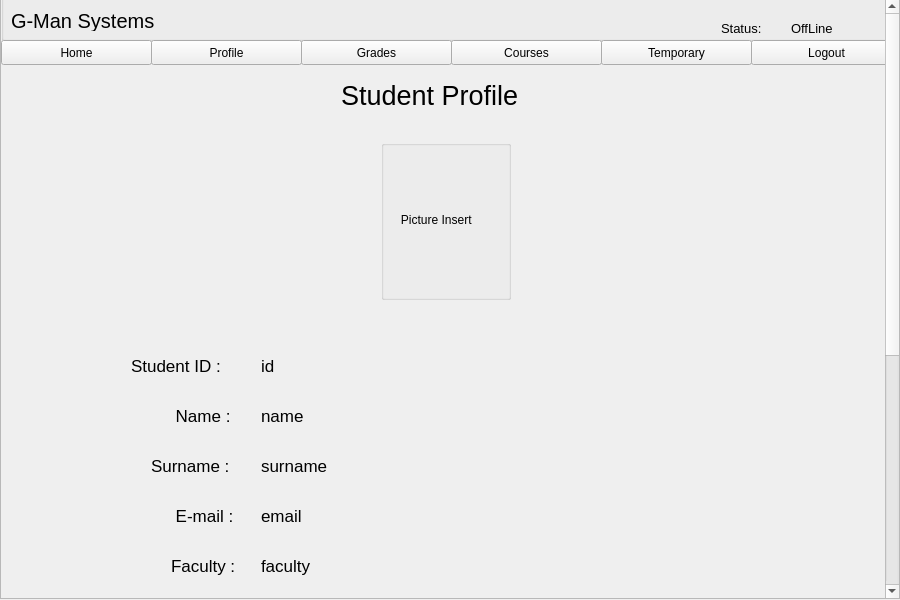
Before: the Qt Designer form resources/UI/profile.ui in Poom1997/gman, drawn with Qt 5.
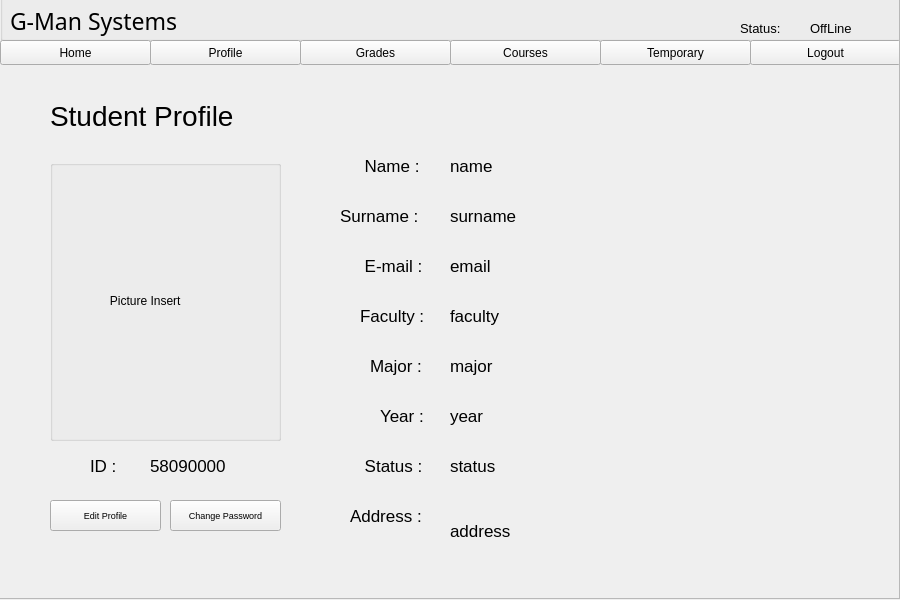
After: the same form once the commit is applied.

```diff
--- a/resources/UI/profile.ui
+++ b/resources/UI/profile.ui
@@ -16,25 +16,28 @@
   <widget class="QScrollArea" name="scrollArea">
    <property name="geometry">
     <rect>
-     <x>0</x>
+     <x>-1</x>
      <y>-1</y>
-     <width>900</width>
+     <width>901</width>
      <height>600</height>
     </rect>
    </property>
+   <property name="verticalScrollBarPolicy">
+    <enum>Qt::ScrollBarAlwaysOff</enum>
+   </property>
    <property name="horizontalScrollBarPolicy">
     <enum>Qt::ScrollBarAlwaysOff</enum>
    </property>
    <property name="widgetResizable">
-    <bool>false</bool>
+    <bool>true</bool>
    </property>
    <widget class="QWidget" name="scrollAreaWidgetContents">
     <property name="geometry">
      <rect>
       <x>0</x>
       <y>0</y>
-      <width>898</width>
-      <height>999</height>
+      <width>899</width>
+      <height>598</height>
      </rect>
     </property>
     <widget class="QGroupBox" name="groupBox_2">
@@ -49,98 +52,31 @@
      <property name="title">
       <string/>
      </property>
-     <widget class="QLabel" name="label_5">
-      <property name="geometry">
-       <rect>
-        <x>720</x>
-        <y>30</y>
-        <width>61</width>
-        <height>16</height>
-       </rect>
-      </property>
-      <property name="font">
-       <font>
-        <pointsize>10</pointsize>
-       </font>
-      </property>
-      <property name="text">
-       <string>Status:</string>
-      </property>
-     </widget>
-     <widget class="QLabel" name="status_2">
-      <property name="geometry">
-       <rect>
-        <x>790</x>
-        <y>30</y>
-        <width>53</width>
-        <height>16</height>
-       </rect>
-      </property>
-      <property name="font">
-       <font>
-        <pointsize>10</pointsize>
-       </font>
-      </property>
-      <property name="text">
-       <string>OffLine</string>
-      </property>
-     </widget>
-     <widget class="QLabel" name="label_13">
-      <property name="geometry">
-       <rect>
-        <x>10</x>
-        <y>20</y>
-        <width>181</width>
-        <height>21</height>
-       </rect>
-      </property>
-      <property name="font">
-       <font>
-        <pointsize>15</pointsize>
-       </font>
-      </property>
-      <property name="text">
-       <string>G-Man Systems</string>
-      </property>
-     </widget>
     </widget>
     <widget class="QLabel" name="label">
      <property name="geometry">
       <rect>
-       <x>340</x>
-       <y>80</y>
-       <width>221</width>
+       <x>50</x>
+       <y>100</y>
+       <width>231</width>
        <height>31</height>
       </rect>
      </property>
      <property name="font">
       <font>
-       <pointsize>20</pointsize>
+       <pointsize>21</pointsize>
       </font>
      </property>
      <property name="text">
       <string>Student Profile</string>
      </property>
     </widget>
-    <widget class="QLabel" name="label_2">
-     <property name="geometry">
-      <rect>
-       <x>380</x>
-       <y>140</y>
-       <width>130</width>
-       <height>160</height>
-      </rect>
-     </property>
-     <property name="text">
-      <string>      Picture Insert</string>
-     </property>
-    </widget>
     <widget class="QLabel" name="label_3">
      <property name="geometry">
       <rect>
-       <x>130</x>
-       <y>350</y>
-       <width>121</width>
+       <x>90</x>
+       <y>450</y>
+       <width>41</width>
        <height>31</height>
       </rect>
      </property>
@@ -150,27 +86,40 @@
       </font>
      </property>
      <property name="text">
-      <string>Student ID :</string>
+      <string>ID :</string>
      </property>
     </widget>
     <widget class="QGroupBox" name="groupBox">
      <property name="geometry">
       <rect>
-       <x>380</x>
-       <y>140</y>
-       <width>130</width>
-       <height>160</height>
+       <x>50</x>
+       <y>160</y>
+       <width>231</width>
+       <height>281</height>
       </rect>
      </property>
      <property name="title">
       <string/>
      </property>
+     <widget class="QLabel" name="label_2">
+      <property name="geometry">
+       <rect>
+        <x>0</x>
+        <y>0</y>
+        <width>231</width>
+        <height>281</height>
+       </rect>
+      </property>
+      <property name="text">
+       <string>                  Picture Insert</string>
+      </property>
+     </widget>
     </widget>
     <widget class="QLabel" name="label_7">
      <property name="geometry">
       <rect>
-       <x>170</x>
-       <y>400</y>
+       <x>360</x>
+       <y>150</y>
        <width>81</width>
        <height>31</height>
       </rect>
@@ -187,8 +136,8 @@
     <widget class="QLabel" name="label_8">
      <property name="geometry">
       <rect>
-       <x>150</x>
-       <y>450</y>
+       <x>340</x>
+       <y>200</y>
        <width>101</width>
        <height>31</height>
       </rect>
@@ -205,8 +154,8 @@
     <widget class="QLabel" name="label_9">
      <property name="geometry">
       <rect>
-       <x>170</x>
-       <y>500</y>
+       <x>360</x>
+       <y>250</y>
        <width>81</width>
        <height>31</height>
       </rect>
@@ -223,8 +172,8 @@
     <widget class="QLabel" name="label_4">
      <property name="geometry">
       <rect>
-       <x>170</x>
-       <y>550</y>
+       <x>360</x>
+       <y>300</y>
        <width>81</width>
        <height>31</height>
       </rect>
@@ -241,8 +190,8 @@
     <widget class="QLabel" name="label_6">
      <property name="geometry">
       <rect>
-       <x>180</x>
-       <y>600</y>
+       <x>370</x>
+       <y>350</y>
        <width>71</width>
        <height>31</height>
       </rect>
@@ -259,8 +208,8 @@
     <widget class="QLabel" name="label_10">
      <property name="geometry">
       <rect>
-       <x>170</x>
-       <y>700</y>
+       <x>360</x>
+       <y>450</y>
        <width>81</width>
        <height>31</height>
       </rect>
@@ -277,8 +226,8 @@
     <widget class="QLabel" name="label_11">
      <property name="geometry">
       <rect>
-       <x>190</x>
-       <y>650</y>
+       <x>380</x>
+       <y>400</y>
        <width>61</width>
        <height>31</height>
       </rect>
@@ -295,8 +244,8 @@
     <widget class="QLabel" name="label_12">
      <property name="geometry">
       <rect>
-       <x>160</x>
-       <y>750</y>
+       <x>350</x>
+       <y>500</y>
        <width>91</width>
        <height>31</height>
       </rect>
@@ -313,9 +262,9 @@
     <widget class="QLabel" name="id">
      <property name="geometry">
       <rect>
-       <x>260</x>
-       <y>350</y>
-       <width>511</width>
+       <x>150</x>
+       <y>450</y>
+       <width>141</width>
        <height>31</height>
       </rect>
      </property>
@@ -325,15 +274,15 @@
       </font>
      </property>
      <property name="text">
-      <string>id</string>
+      <string>58090000</string>
      </property>
     </widget>
     <widget class="QLabel" name="name">
      <property name="geometry">
       <rect>
-       <x>260</x>
-       <y>400</y>
-       <width>511</width>
+       <x>450</x>
+       <y>150</y>
+       <width>171</width>
        <height>31</height>
       </rect>
      </property>
@@ -349,9 +298,9 @@
     <widget class="QLabel" name="surname">
      <property name="geometry">
       <rect>
-       <x>260</x>
-       <y>450</y>
-       <width>511</width>
+       <x>450</x>
+       <y>200</y>
+       <width>181</width>
        <height>31</height>
       </rect>
      </property>
@@ -367,8 +316,8 @@
     <widget class="QLabel" name="email">
      <property name="geometry">
       <rect>
-       <x>260</x>
-       <y>500</y>
+       <x>450</x>
+       <y>250</y>
        <width>511</width>
        <height>31</height>
       </rect>
@@ -385,8 +334,8 @@
     <widget class="QLabel" name="faculty">
      <property name="geometry">
       <rect>
-       <x>260</x>
-       <y>550</y>
+       <x>450</x>
+       <y>300</y>
        <width>511</width>
        <height>31</height>
       </rect>
@@ -403,8 +352,8 @@
     <widget class="QLabel" name="major">
      <property name="geometry">
       <rect>
-       <x>260</x>
-       <y>600</y>
+       <x>450</x>
+       <y>350</y>
        <width>511</width>
        <height>31</height>
       </rect>
@@ -421,8 +370,8 @@
     <widget class="QLabel" name="year">
      <property name="geometry">
       <rect>
-       <x>260</x>
-       <y>650</y>
+       <x>450</x>
+       <y>400</y>
        <width>511</width>
        <height>31</height>
       </rect>
@@ -439,8 +388,8 @@
     <widget class="QLabel" name="sstatus">
      <property name="geometry">
       <rect>
-       <x>260</x>
-       <y>700</y>
+       <x>450</x>
+       <y>450</y>
        <width>511</width>
        <height>31</height>
       </rect>
@@ -457,10 +406,10 @@
     <widget class="QLabel" name="address">
      <property name="geometry">
       <rect>
-       <x>260</x>
-       <y>750</y>
+       <x>450</x>
+       <y>500</y>
        <width>511</width>
-       <height>31</height>
+       <height>61</height>
       </rect>
      </property>
      <property name="font">
@@ -475,15 +424,15 @@
     <widget class="QPushButton" name="editButton">
      <property name="geometry">
       <rect>
-       <x>370</x>
-       <y>870</y>
-       <width>141</width>
+       <x>50</x>
+       <y>500</y>
+       <width>111</width>
        <height>31</height>
       </rect>
      </property>
      <property name="font">
       <font>
-       <pointsize>10</pointsize>
+       <pointsize>7</pointsize>
       </font>
      </property>
      <property name="text">
@@ -568,10 +517,95 @@
       <string>Logout</string>
      </property>
     </widget>
+    <widget class="QPushButton" name="changePasswordButton">
+     <property name="geometry">
+      <rect>
+       <x>170</x>
+       <y>500</y>
+       <width>111</width>
+       <height>31</height>
+      </rect>
+     </property>
+     <property name="font">
+      <font>
+       <pointsize>7</pointsize>
+      </font>
+     </property>
+     <property name="text">
+      <string>Change Password</string>
+     </property>
+    </widget>
+    <widget class="QLabel" name="barLabel">
+     <property name="geometry">
+      <rect>
+       <x>0</x>
+       <y>-10</y>
+       <width>901</width>
+       <height>51</height>
+      </rect>
+     </property>
+     <property name="text">
+      <string/>
+     </property>
+    </widget>
+    <widget class="QLabel" name="status_2">
+     <property name="geometry">
+      <rect>
+       <x>810</x>
+       <y>20</y>
+       <width>53</width>
+       <height>16</height>
+      </rect>
+     </property>
+     <property name="font">
+      <font>
+       <pointsize>10</pointsize>
+      </font>
+     </property>
+     <property name="text">
+      <string>OffLine</string>
+     </property>
+    </widget>
+    <widget class="QLabel" name="label_5">
+     <property name="geometry">
+      <rect>
+       <x>740</x>
+       <y>20</y>
+       <width>61</width>
+       <height>16</height>
+      </rect>
+     </property>
+     <property name="font">
+      <font>
+       <pointsize>10</pointsize>
+      </font>
+     </property>
+     <property name="text">
+      <string>Status:</string>
+     </property>
+    </widget>
+    <widget class="QLabel" name="label_15">
+     <property name="geometry">
+      <rect>
+       <x>10</x>
+       <y>0</y>
+       <width>221</width>
+       <height>41</height>
+      </rect>
+     </property>
+     <property name="font">
+      <font>
+       <family>Century Gothic</family>
+       <pointsize>17</pointsize>
+      </font>
+     </property>
+     <property name="text">
+      <string>G-Man Systems</string>
+     </property>
+    </widget>
     <zorder>groupBox</zorder>
     <zorder>groupBox_2</zorder>
     <zorder>label</zorder>
-    <zorder>label_2</zorder>
     <zorder>label_3</zorder>
     <zorder>label_7</zorder>
     <zorder>label_8</zorder>
@@ -597,6 +631,11 @@
     <zorder>homeButton</zorder>
     <zorder>temp</zorder>
     <zorder>logoutButton</zorder>
+    <zorder>changePasswordButton</zorder>
+    <zorder>barLabel</zorder>
+    <zorder>status_2</zorder>
+    <zorder>label_5</zorder>
+    <zorder>label_15</zorder>
    </widget>
   </widget>
  </widget>
```
